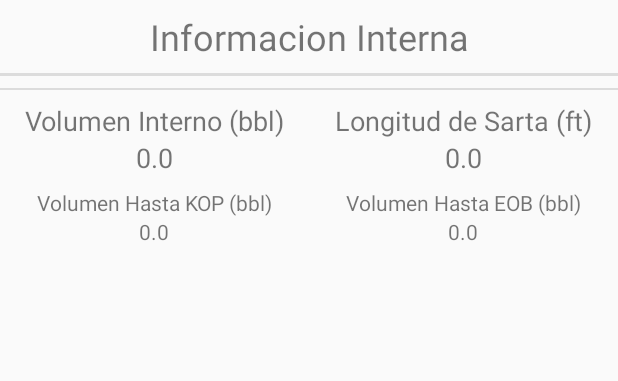
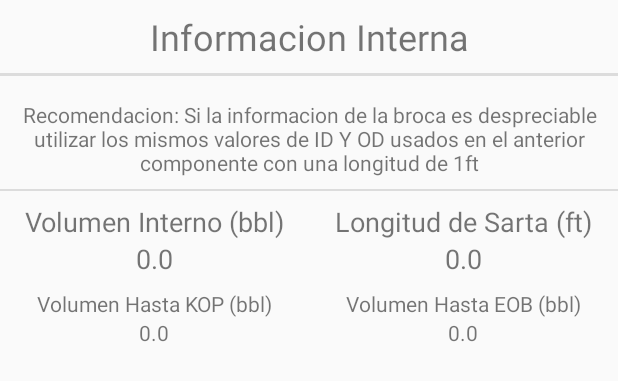
Before and after one commit to MauricioMeza/APPEP, an Android app: the layout fragment_add_pozo2.xml on its own in the app's theme, with its tools: preview values and no code run, on a phone screen of 412 x 824 dp. Shown: the top 381 px of the screen. Run offline under Robolectric (Android 15) with nearby library versions, the light colour scheme and no system bars.

Commit message:
added recomendation text

```diff
--- a/app/src/main/res/layout/fragment_add_pozo2.xml
+++ b/app/src/main/res/layout/fragment_add_pozo2.xml
@@ -39,6 +39,14 @@
                 android:layout_marginBottom="8dp">
 
             </androidx.recyclerview.widget.RecyclerView>
+
+            <TextView
+                android:id="@+id/textView16"
+                android:layout_width="wrap_content"
+                android:layout_height="wrap_content"
+                android:layout_margin="8dp"
+                android:text="@string/temp_lrmipsm2"
+                android:textAlignment="center" />
 
             <View
                 android:id="@+id/divider10"
--- a/app/src/main/res/values/strings.xml
+++ b/app/src/main/res/values/strings.xml
@@ -16,8 +16,8 @@
     <string name="temp_date">dd/mm/aaaa</string>
     <string name="temp_real">0.0</string>
     <string name="temp_double">(0.00)</string>
-    <string name="temp_lrmipsm">Lorem ipsum dolor sit amet, consectetur adipiscing elit, sed do eiusmod tempor incididunt ut labore et dolore magna aliqua. Ut enim ad minim veniam, quis nostrud exercitation ullamco laboris nisi ut aliquip ex ea commodo consequat. Duis aute irure dolor in reprehenderit in voluptate velit esse cillum dolore eu fugiat nulla pariatur. Excepteur sint occaecat cupidatat non proident, sunt in culpa qui officia deserunt mollit anim id est laborum</string>
-    <string name="temp_lrmipsm2">Lorem ipsum dolor sit amet, consectetur adipiscing elit, sed do eiusmod tempor incididunt ut labore et dolore magna aliqua. Ut enim ad minim veniam, quis nostrud exercitation ullamco laboris nisi ut aliquip ex ea commodo consequat. Duis aute irure dolor in reprehenderit in voluptate velit esse cillum dolore eu fugiat nulla pariatur. Excepteur sint occaecat cupidatat non proident, sunt in culpa qui officia deserunt mollit anim id est laborum</string>
+    <string name="temp_lrmipsm">Recomendacion: Para realizar un control de pozo correcto la broca debe estar en el fondo del pozo.</string>
+    <string name="temp_lrmipsm2">Recomendacion: Si la informacion de la broca es despreciable utilizar los mismos valores de ID Y OD usados en el anterior componente con una longitud de 1ft</string>
 
 
     <string name="todo_name">Nombre</string>
```
Also changed, not shown: app/src/main/res/layout/fragment_add_pozo4.xml (+0 -9 lines).
